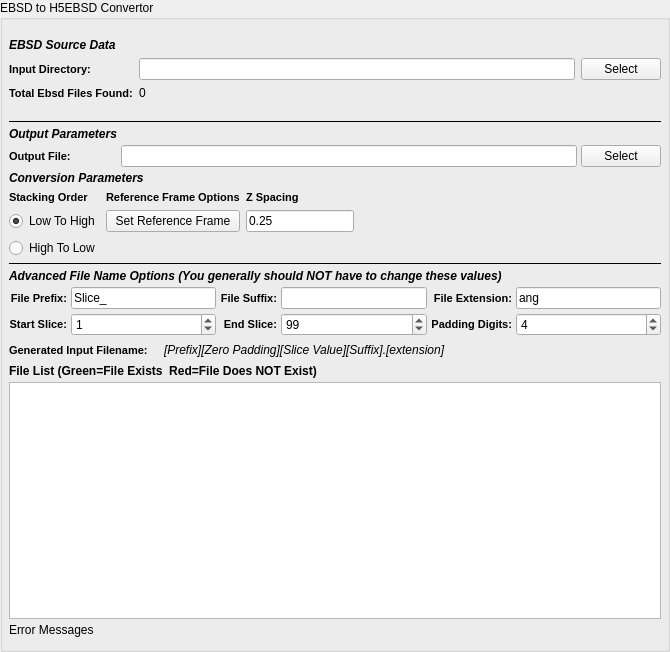
Above: Source/FilterWidgets/DREAM3DLib/IOFiltersWidgets/QEbsdToH5EbsdWidget.ui from BlueQuartzSoftware/DREAM3D before the change. Below: the same form after it.
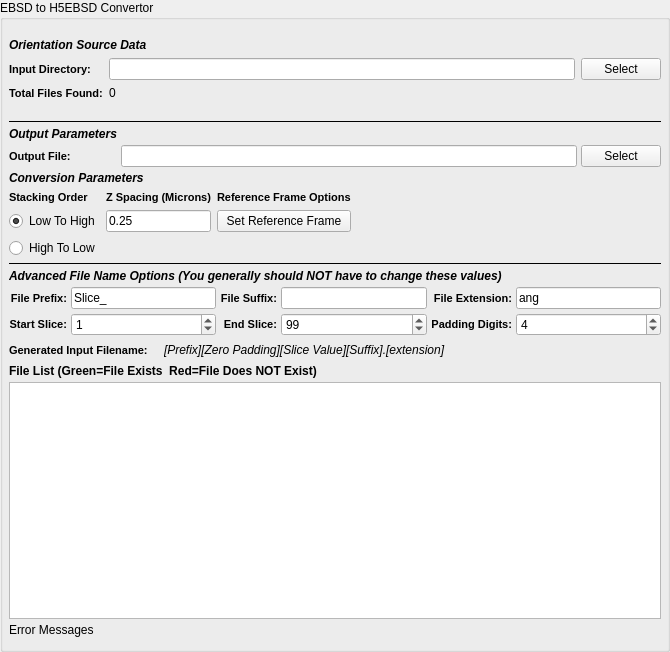
That is the form after the change. Custom widgets are drawn as their Qt base class.

Commit message: Updating documentation relating to Orientation data reconstruction and converting the raw files to H5Ebsd.

Diff of the .ui file:
```diff
--- a/Source/FilterWidgets/DREAM3DLib/IOFiltersWidgets/QEbsdToH5EbsdWidget.ui
+++ b/Source/FilterWidgets/DREAM3DLib/IOFiltersWidgets/QEbsdToH5EbsdWidget.ui
@@ -359,32 +359,6 @@
        </property>
       </widget>
      </item>
-     <item row="2" column="1">
-      <widget class="QLabel" name="label_3">
-       <property name="styleSheet">
-        <string notr="true">QLabel {
-font-weight: bold;
-font-size: 11px;
-}</string>
-       </property>
-       <property name="text">
-        <string>Reference Frame Options</string>
-       </property>
-      </widget>
-     </item>
-     <item row="2" column="2">
-      <widget class="QLabel" name="label_4">
-       <property name="styleSheet">
-        <string notr="true">QLabel {
-font-weight: bold;
-font-size: 11px;
-}</string>
-       </property>
-       <property name="text">
-        <string>Z Spacing</string>
-       </property>
-      </widget>
-     </item>
      <item row="3" column="0">
       <widget class="QRadioButton" name="m_StackLowToHigh">
        <property name="text">
@@ -395,32 +369,6 @@
        </property>
       </widget>
      </item>
-     <item row="3" column="1">
-      <widget class="QPushButton" name="m_RefFrameOptionsBtn">
-       <property name="toolTip">
-        <string>This will show the advanced reference frame options</string>
-       </property>
-       <property name="text">
-        <string>Set Reference Frame</string>
-       </property>
-      </widget>
-     </item>
-     <item row="3" column="2">
-      <widget class="QLineEdit" name="m_zSpacing">
-       <property name="sizePolicy">
-        <sizepolicy hsizetype="Preferred" vsizetype="Preferred">
-         <horstretch>0</horstretch>
-         <verstretch>0</verstretch>
-        </sizepolicy>
-       </property>
-       <property name="toolTip">
-        <string>The spacing between each layer.</string>
-       </property>
-       <property name="text">
-        <string>0.25</string>
-       </property>
-      </widget>
-     </item>
      <item row="4" column="0">
       <widget class="QRadioButton" name="m_StackHighToLow">
        <property name="text">
@@ -441,6 +389,58 @@
        </property>
       </spacer>
      </item>
+     <item row="3" column="2">
+      <widget class="QPushButton" name="m_RefFrameOptionsBtn">
+       <property name="toolTip">
+        <string>This will show the advanced reference frame options</string>
+       </property>
+       <property name="text">
+        <string>Set Reference Frame</string>
+       </property>
+      </widget>
+     </item>
+     <item row="2" column="2">
+      <widget class="QLabel" name="label_3">
+       <property name="styleSheet">
+        <string notr="true">QLabel {
+font-weight: bold;
+font-size: 11px;
+}</string>
+       </property>
+       <property name="text">
+        <string>Reference Frame Options</string>
+       </property>
+      </widget>
+     </item>
+     <item row="2" column="1">
+      <widget class="QLabel" name="label_4">
+       <property name="styleSheet">
+        <string notr="true">QLabel {
+font-weight: bold;
+font-size: 11px;
+}</string>
+       </property>
+       <property name="text">
+        <string>Z Spacing (Microns)</string>
+       </property>
+      </widget>
+     </item>
+     <item row="3" column="1">
+      <widget class="QLineEdit" name="m_zSpacing">
+       <property name="sizePolicy">
+        <sizepolicy hsizetype="Ignored" vsizetype="Preferred">
+         <horstretch>0</horstretch>
+         <verstretch>0</verstretch>
+        </sizepolicy>
+       </property>
+       <property name="toolTip">
+        <string>The spacing between each layer.</string>
+       </property>
+       <property name="text">
+        <string>0.25</string>
+       </property>
+      </widget>
+     </item>
     </layout>
    </item>
    <item row="0" column="0">
@@ -464,7 +464,7 @@
 }</string>
        </property>
        <property name="text">
-        <string>EBSD Source Data</string>
+        <string>Orientation Source Data</string>
        </property>
       </widget>
      </item>
@@ -503,7 +503,7 @@
 }</string>
        </property>
        <property name="text">
-        <string>Total Ebsd Files Found:</string>
+        <string>Total Files Found:</string>
        </property>
       </widget>
      </item>
```
The commit also changes 10 other files.
